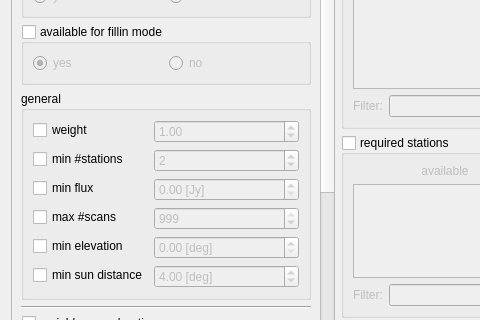
This is Parameters/sourceparametersdialog.ui in TUW-VieVS/VieSchedppGUI as Qt 5 draws it before an edit; both pictures show x 0 to 480 and y 101 to 421 of the 750 by 683 pixel window. The edited form follows.
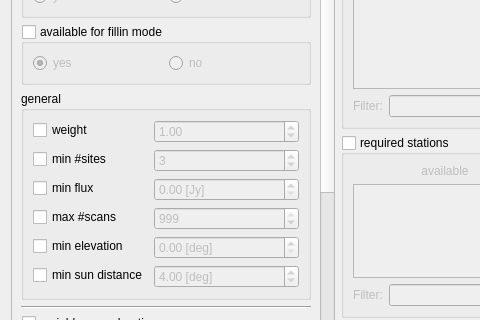
This is the edited form. Icons and pictures are not drawn.

Commit message: new sites, speedup loading of XML files

What changed in the file:
```diff
--- a/Parameters/sourceparametersdialog.ui
+++ b/Parameters/sourceparametersdialog.ui
@@ -284,7 +284,7 @@
                <string>&lt;html&gt;&lt;head/&gt;&lt;body&gt;&lt;p&gt;Select parameter. &lt;/p&gt;&lt;p&gt;Parameters which are selected will &lt;span style=&quot; font-weight:600;&quot;&gt;override&lt;/span&gt; parameters from its &lt;span style=&quot; font-weight:600;&quot;&gt;parents&lt;/span&gt;. &lt;/p&gt;&lt;/body&gt;&lt;/html&gt;</string>
               </property>
               <property name="text">
-               <string>min #stations</string>
+               <string>min #sites</string>
               </property>
              </widget>
             </item>
@@ -305,11 +305,14 @@
               <property name="suffix">
                <string/>
               </property>
+              <property name="minimum">
+               <number>2</number>
+              </property>
               <property name="maximum">
                <number>9999</number>
               </property>
               <property name="value">
-               <number>2</number>
+               <number>3</number>
               </property>
              </widget>
             </item>
```
The commit also changes 23 other files.
